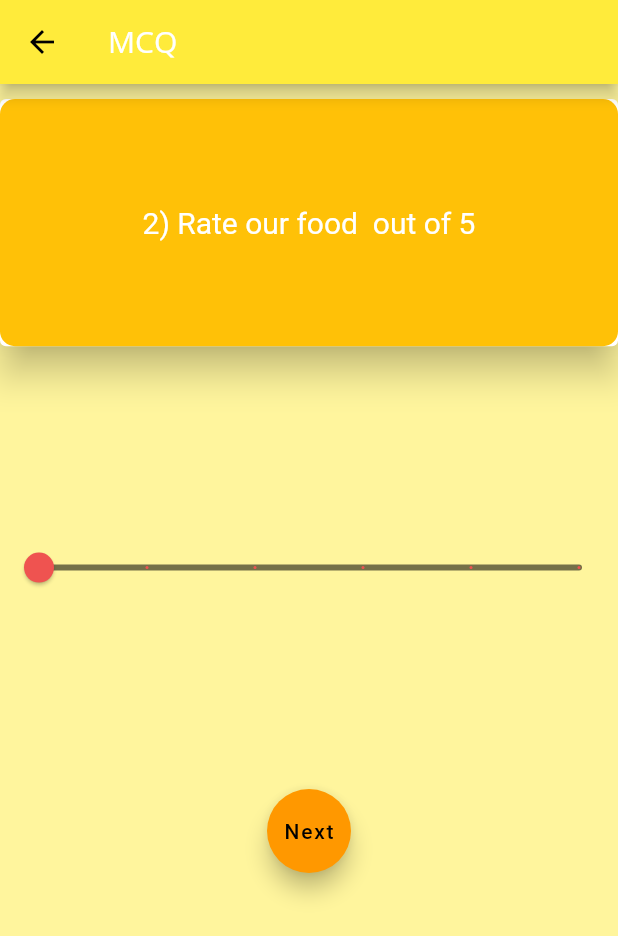
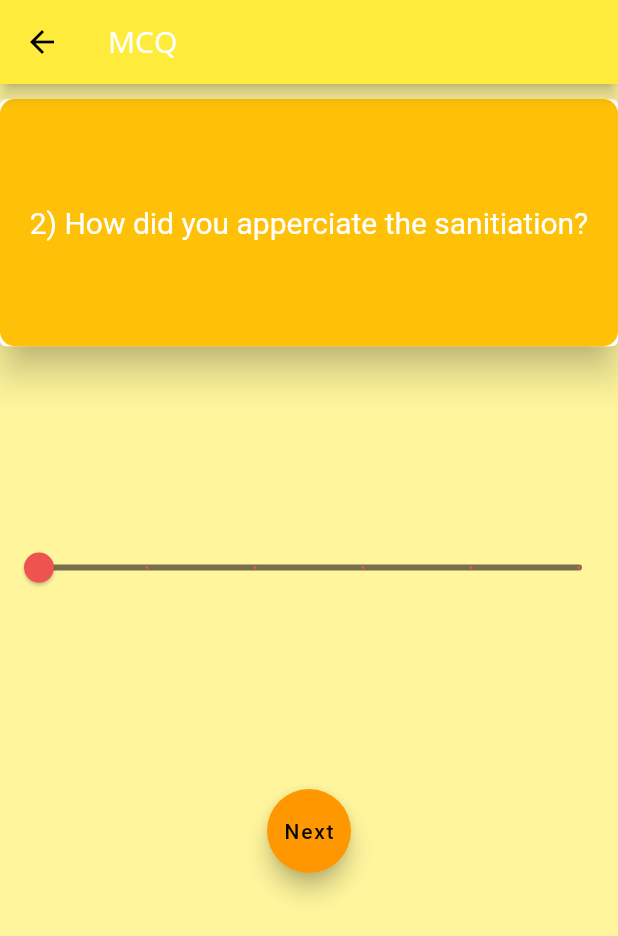
Before and after one commit to Midhun529/FeedBackApp-flutter-, a Flutter app: the Question screen opened by its route, after a tap on "Next", on a phone screen of 412 x 824 dp. Shown: the top 936 px of the screen. Run offline on Flutter 3.47's test engine with Material 2 defaults, Android fonts, the phone set to English and light mode, and no system bars.

Commit message:
small update

```diff
--- a/lib/screens/firstQuestion.dart
+++ b/lib/screens/firstQuestion.dart
@@ -10,12 +10,12 @@ class Question extends StatefulWidget {
 
 class _QuestionState extends State<Question> {
   var question = [
-    "1) How is our decoration",
-    "2) Rate our food  out of 5",
-    "3) How was our workers ,are they frendly",
-    "4) Rate our Wedding photography",
-    "5) How was your stay in our hotel?",
-    "6) How was our Event Coordination"
+    "1) How did you like our service?",
+    "2) How did you apperciate the sanitiation?",
+    "3) How was the sound quality?",
+    "4) How was the lighting",
+    "5) How likely are you to reccomend us to your frirnds?",
+    "6) How likely are you to come back here?"
   ];
 
   double mark = 0;
@@ -85,7 +85,9 @@ class _QuestionState extends State<Question> {
                   mark = mark + rating;
                   n = n + 1;
                 } else {
-                  Navigator.of(context).pushNamed(FinalPage.router);
+                  mark = mark + rating;
+                  Navigator.of(context)
+                      .pushNamed(FinalPage.router, arguments: mark);
                 }
               }),
               child: Text("Next"),
--- a/lib/screens/mcqmainscreen.dart
+++ b/lib/screens/mcqmainscreen.dart
@@ -2,6 +2,7 @@ import 'package:flutter/material.dart';
 import './firstQuestion.dart';
 
 class McqMainScreen extends StatelessWidget {
+  static final route = "/";
   @override
   Widget build(BuildContext context) {
     return Scaffold(
```
Also changed, not shown: lib/screens/finalpage.dart (+43 -4 lines).
